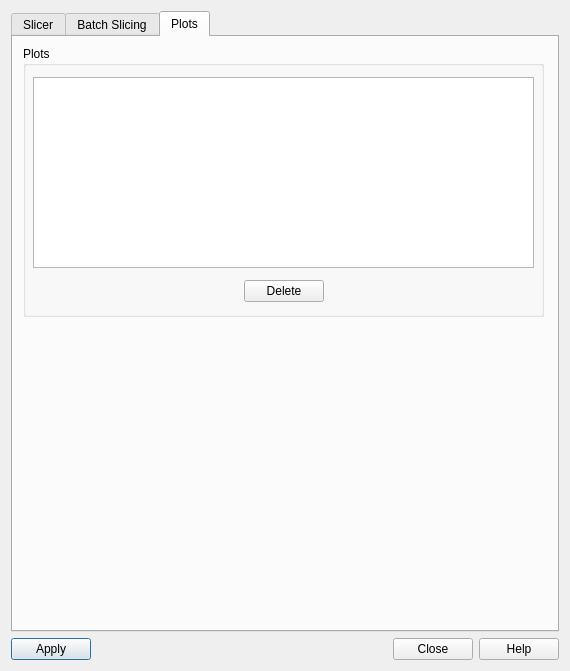
Qt form src/sas/qtgui/Plotting/UI/SlicerParametersUI.ui (SasView/sasview) before a commit.
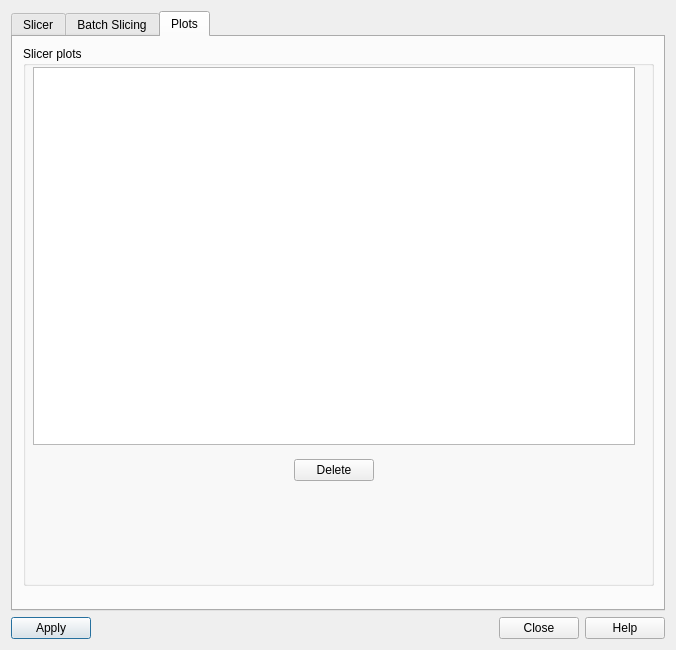
The same form after that commit. Icons and pictures are not drawn.

What changed in the file:
```diff
--- a/src/sas/qtgui/Plotting/UI/SlicerParametersUI.ui
+++ b/src/sas/qtgui/Plotting/UI/SlicerParametersUI.ui
@@ -6,8 +6,8 @@
    <rect>
     <x>0</x>
     <y>0</y>
-    <width>570</width>
-    <height>671</height>
+    <width>676</width>
+    <height>650</height>
    </rect>
   </property>
   <property name="sizePolicy">
@@ -500,30 +500,42 @@
         <rect>
          <x>10</x>
          <y>9</y>
-         <width>521</width>
-         <height>271</height>
+         <width>631</width>
+         <height>540</height>
         </rect>
        </property>
+       <property name="sizePolicy">
+        <sizepolicy hsizetype="Preferred" vsizetype="MinimumExpanding">
+         <horstretch>0</horstretch>
+         <verstretch>0</verstretch>
+        </sizepolicy>
+       </property>
        <property name="title">
-        <string>Plots</string>
+        <string>Slicer plots</string>
        </property>
        <widget class="QListWidget" name="lstPlots_2">
         <property name="geometry">
          <rect>
           <x>10</x>
-          <y>31</y>
-          <width>501</width>
-          <height>191</height>
+          <y>21</y>
+          <width>602</width>
+          <height>378</height>
          </rect>
         </property>
+        <property name="sizePolicy">
+         <sizepolicy hsizetype="Expanding" vsizetype="MinimumExpanding">
+          <horstretch>0</horstretch>
+          <verstretch>0</verstretch>
+         </sizepolicy>
+        </property>
        </widget>
        <widget class="QWidget" name="horizontalLayoutWidget">
         <property name="geometry">
          <rect>
           <x>10</x>
-          <y>230</y>
-          <width>501</width>
-          <height>30</height>
+          <y>409</y>
+          <width>601</width>
+          <height>31</height>
          </rect>
         </property>
         <layout class="QHBoxLayout" name="horizontalLayout_6">
```
